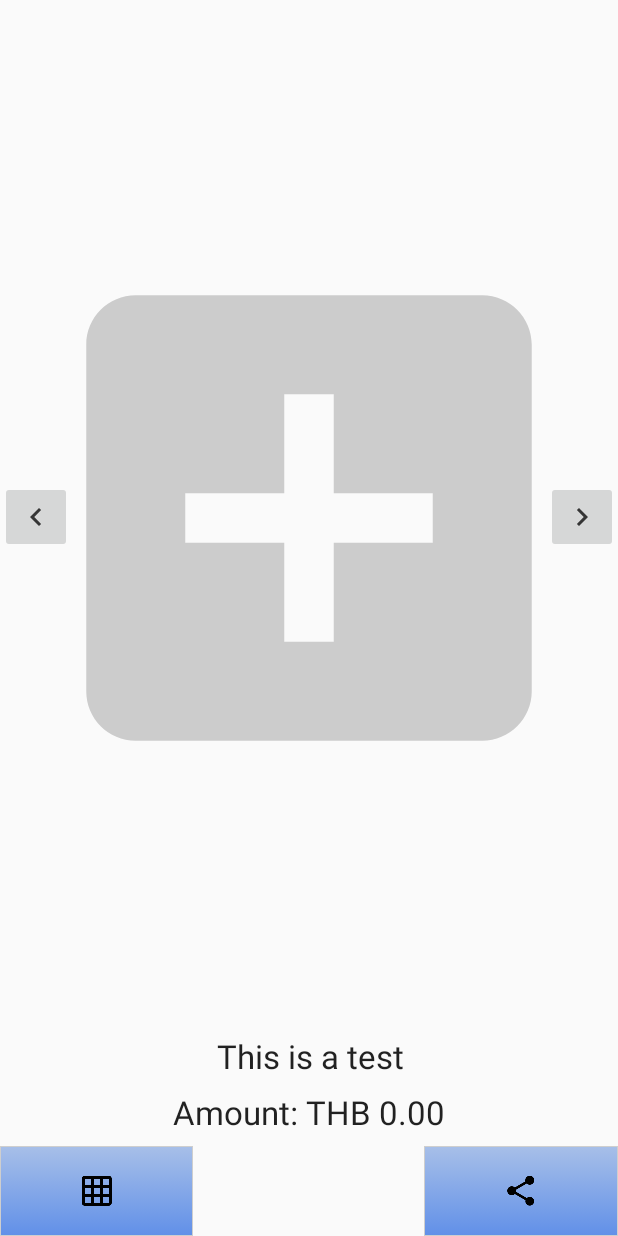
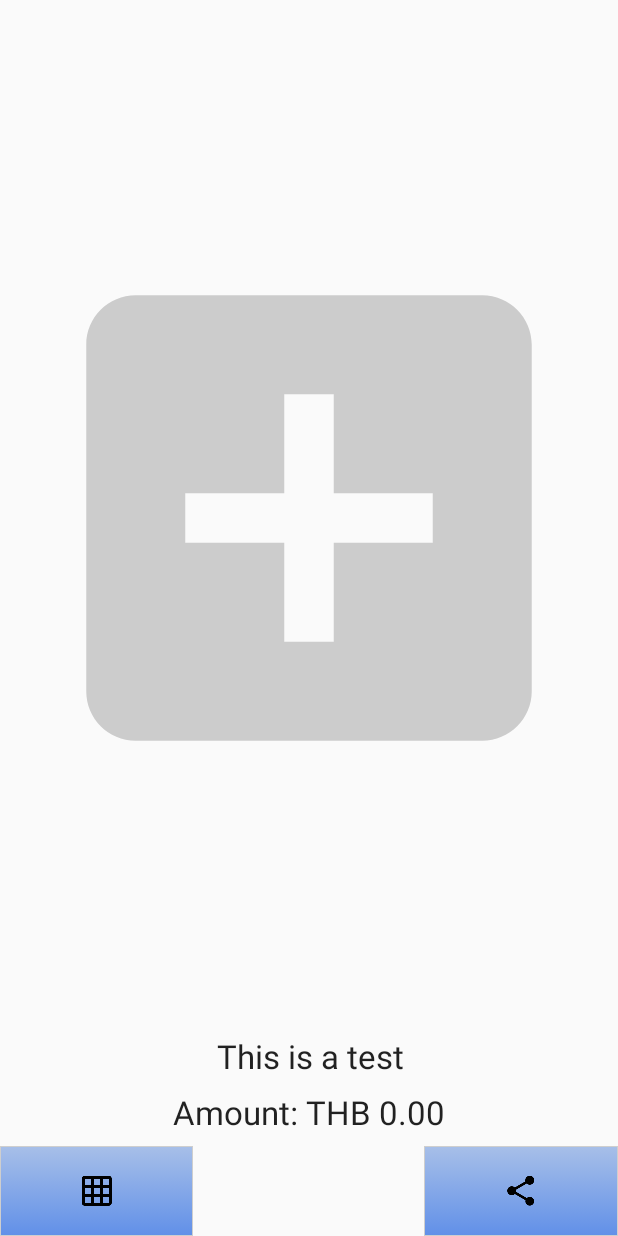
Before and after one commit to vacset/ppqrcalc, an Android app: the GenerateQrCodeActivity screen opened directly, with no data from a screen before it, on a phone screen of 412 x 824 dp. Run offline under Robolectric (Android 15) with nearby library versions, the phone set to English and light mode, and no system bars; our stand-ins replace ButterKnife; libraries missing offline, so code that uses them is left out: com.github.amlcurran.showcaseview; 3 statements that could not run were skipped.

Commit message:
Hide left nav when at first position. Hide right nav when at the last position.

```diff
--- a/app/src/main/java/seta/noip/me/ppcalculator/GenerateQrCodeActivity.java
+++ b/app/src/main/java/seta/noip/me/ppcalculator/GenerateQrCodeActivity.java
@@ -8,21 +8,18 @@ import android.graphics.Bitmap;
 import android.graphics.Canvas;
 import android.graphics.Color;
 import android.graphics.Paint;
-import android.graphics.drawable.BitmapDrawable;
 import android.net.Uri;
-import android.support.v4.app.Fragment;
+import android.os.Bundle;
 import android.support.v4.content.FileProvider;
 import android.support.v4.view.ViewPager;
 import android.support.v7.app.AlertDialog;
 import android.support.v7.app.AppCompatActivity;
-import android.os.Bundle;
 import android.text.InputType;
 import android.text.TextPaint;
 import android.util.Log;
 import android.view.View;
 import android.widget.EditText;
 import android.widget.ImageButton;
-import android.widget.ImageView;
 import android.widget.TextView;
 
 import com.github.amlcurran.showcaseview.ShowcaseView;
@@ -78,7 +75,6 @@ public class GenerateQrCodeActivity extends AppCompatActivity {
         ButterKnife.bind(this);
 
         setupHandlers();
-
         amount = (BigDecimal) getIntent().getSerializableExtra("amount");
         if (null == amount) amount = BigDecimal.ZERO;
         amount = amount.setScale(2, BigDecimal.ROUND_DOWN);
@@ -87,6 +83,7 @@ public class GenerateQrCodeActivity extends AppCompatActivity {
         swipeFragmentAdapter = new QrImageFragmentAdapter(getSupportFragmentManager(), this);
         viewPager.setAdapter(swipeFragmentAdapter);
 
+        manageNavIconVisibility(0);
         textView2.setText("");
     }
 
@@ -190,6 +187,27 @@ public class GenerateQrCodeActivity extends AppCompatActivity {
             }
         });
 
+        viewPager.addOnPageChangeListener(new ViewPager.SimpleOnPageChangeListener() {
+            @Override
+            public void onPageSelected(int position) {
+                manageNavIconVisibility(position);
+            }
+        });
+    }
+
+    private void manageNavIconVisibility(int position) {
+        if (viewPager.getAdapter().getCount()-1 == position) {
+            rightNav.setVisibility(View.INVISIBLE);
+        }
+        else {
+            rightNav.setVisibility(View.VISIBLE);
+        }
+        if (position == 0) {
+            leftNav.setVisibility(View.INVISIBLE);
+        }
+        else {
+            leftNav.setVisibility(View.VISIBLE);
+        }
     }
 
     private void onClickCalculator() {
@@ -319,6 +337,12 @@ public class GenerateQrCodeActivity extends AppCompatActivity {
         }
     }
 
+    public int getProxyCount() {
+        SharedPreferences pref = getPreferences(Context.MODE_PRIVATE);
+        int i = pref.getInt(getString(R.string.proxyCount), 0);
+        return i;
+    }
+
     private void setupProxyInfo() {
         AlertDialog.Builder builder = new AlertDialog.Builder(this);
         builder.setTitle(getString(R.string.ppid_input_title));
--- a/app/src/main/java/seta/noip/me/ppcalculator/QrImageFragmentAdapter.java
+++ b/app/src/main/java/seta/noip/me/ppcalculator/QrImageFragmentAdapter.java
@@ -54,9 +54,15 @@ public class QrImageFragmentAdapter extends FragmentPagerAdapter {
         return QrFragment.showAnyIdQR(activity, id, amount);
     }
 
+    /**
+     * Get the number of QR pages. This is the number of promptpay ID stored in preference + 1 page for creating new ID
+     * @return the number of currently available promptpay ID + 1
+     */
     @Override
     public int getCount() {
-        return 1;
+        SharedPreferences pref = activity.getPreferences(Context.MODE_PRIVATE);
+        int i = pref.getInt(activity.getString(R.string.proxyCount), 0);
+        return i + 1;
     }
 
     public static class QrFragment extends Fragment {
@@ -71,6 +77,15 @@ public class QrImageFragmentAdapter extends FragmentPagerAdapter {
             this.pcs.removePropertyChangeListener(listener);
         }
 
+        /**
+         * Read the preference for promptpay ID information, based on the position.
+         * First promptpay ID is stored in "proxyType" key.
+         * Second onwards are stored in "proxyType.1", "proxyType.2" onwards
+         *
+         * @param ctx
+         * @param position 0-based position
+         * @return null if there is no ID at that position, otherwise valid AnyId object.
+         */
         private static AnyId loadPreferencePPID(Activity ctx, int position) {
             SharedPreferences pref = ctx.getPreferences(Context.MODE_PRIVATE);
             AnyId id = new AnyId();
```
